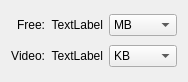
First picture: the form in storage.ui, repository vkohaupt/vokoscreenNG, before the edit.
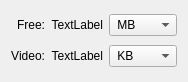
Second picture: the form after the edit.

Commit message: Free and video size

The edit to the form file:
```diff
--- a/storage.ui
+++ b/storage.ui
@@ -46,7 +46,7 @@
       </sizepolicy>
      </property>
      <property name="currentText">
-      <string notr="true">MB</string>
+      <string notr="true"> MB</string>
      </property>
      <property name="currentIndex">
       <number>1</number>
@@ -58,7 +58,7 @@
      </item>
      <item>
       <property name="text">
-       <string>MB</string>
+       <string> MB</string>
       </property>
      </item>
      <item>
@@ -77,7 +77,7 @@
       </sizepolicy>
      </property>
      <property name="currentText">
-      <string notr="true">KB</string>
+      <string notr="true"> KB</string>
      </property>
      <property name="currentIndex">
       <number>2</number>
@@ -94,7 +94,7 @@
      </item>
      <item>
       <property name="text">
-       <string>KB</string>
+       <string> KB</string>
       </property>
      </item>
     </widget>
```
Left out of the diff: 12 changed lines with no effect on the pictures. The commit also changes 1 other file.
